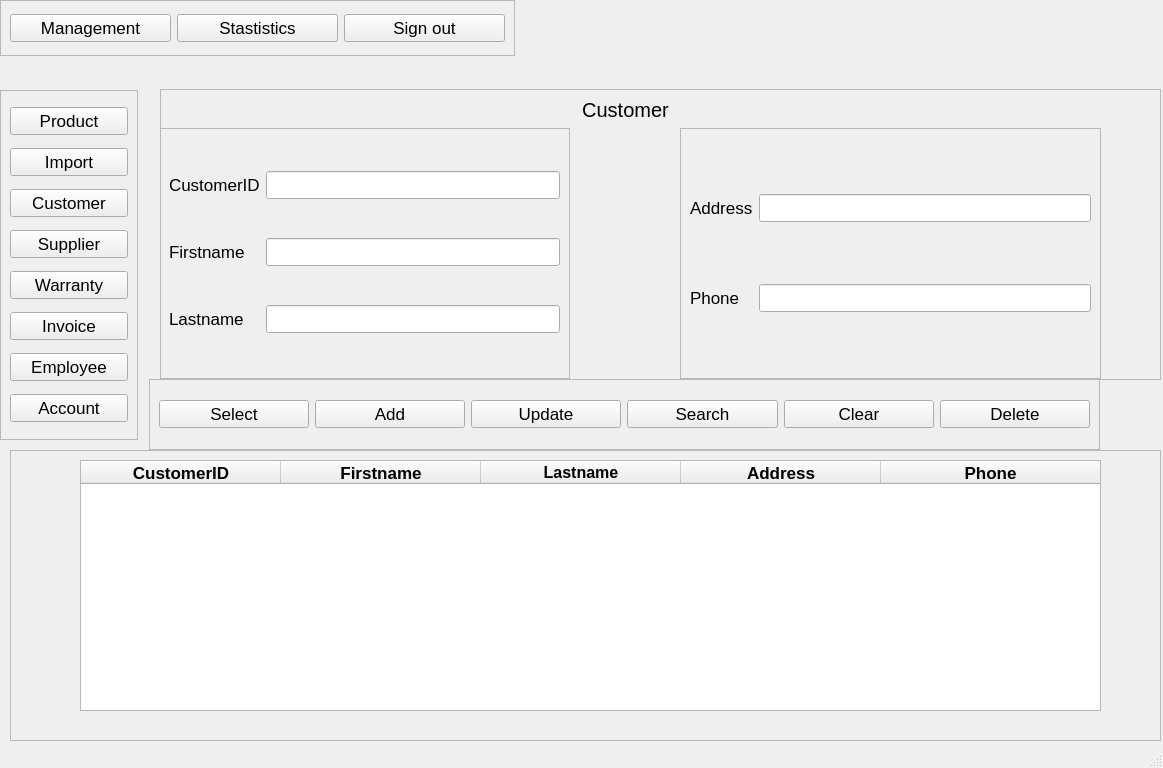
Old version of the form src/View/VIewUI/CustomerAdmin.ui in the repository Hai1205/ComputerStore-Python-.
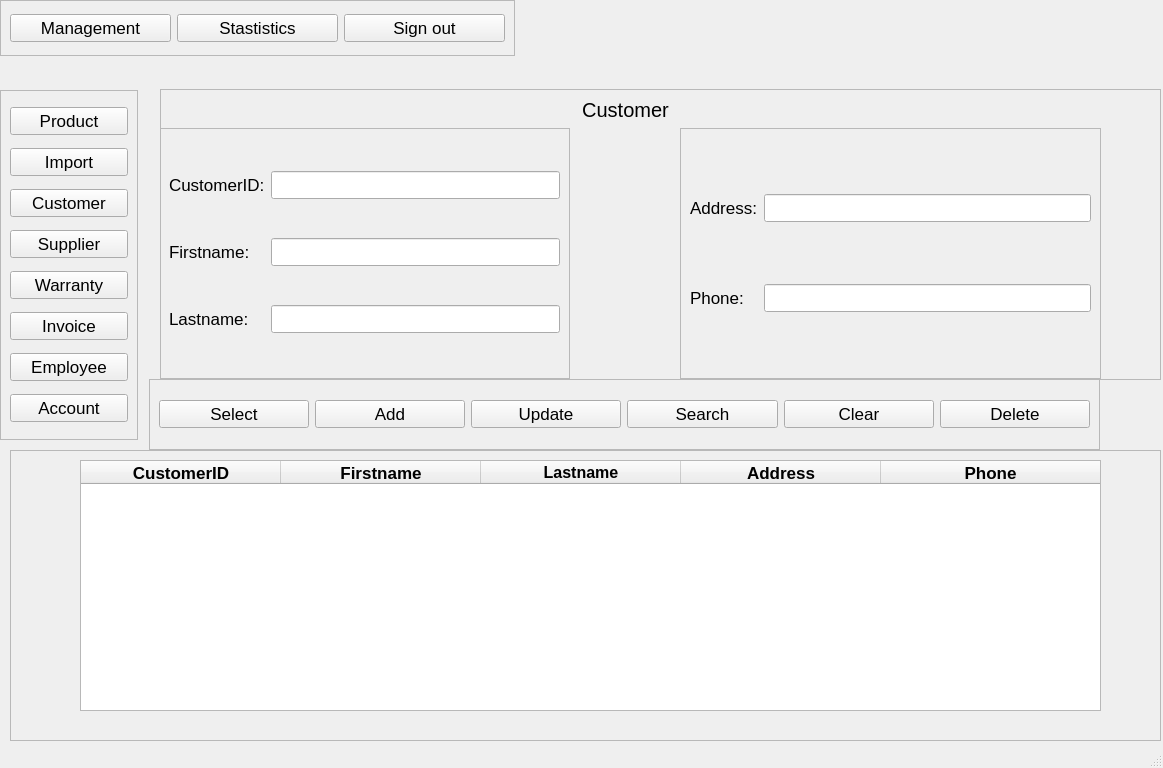
New version of the form.

```diff
--- a/src/View/VIewUI/CustomerAdmin.ui
+++ b/src/View/VIewUI/CustomerAdmin.ui
@@ -195,7 +195,7 @@
       <item row="1" column="0">
        <widget class="QLabel" name="label_3">
         <property name="text">
-         <string>Firstname</string>
+         <string>Firstname:</string>
         </property>
        </widget>
       </item>
@@ -205,14 +205,14 @@
       <item row="0" column="0">
        <widget class="QLabel" name="label_2">
         <property name="text">
-         <string>CustomerID</string>
+         <string>CustomerID:</string>
         </property>
        </widget>
       </item>
       <item row="2" column="0">
        <widget class="QLabel" name="label_6">
         <property name="text">
-         <string>Lastname</string>
+         <string>Lastname:</string>
         </property>
        </widget>
       </item>
@@ -240,7 +240,7 @@
       <item row="0" column="0">
        <widget class="QLabel" name="label_5">
         <property name="text">
-         <string>Address</string>
+         <string>Address:</string>
         </property>
        </widget>
       </item>
@@ -250,7 +250,7 @@
       <item row="1" column="0">
        <widget class="QLabel" name="label_4">
         <property name="text">
-         <string>Phone</string>
+         <string>Phone:</string>
         </property>
        </widget>
       </item>
```
